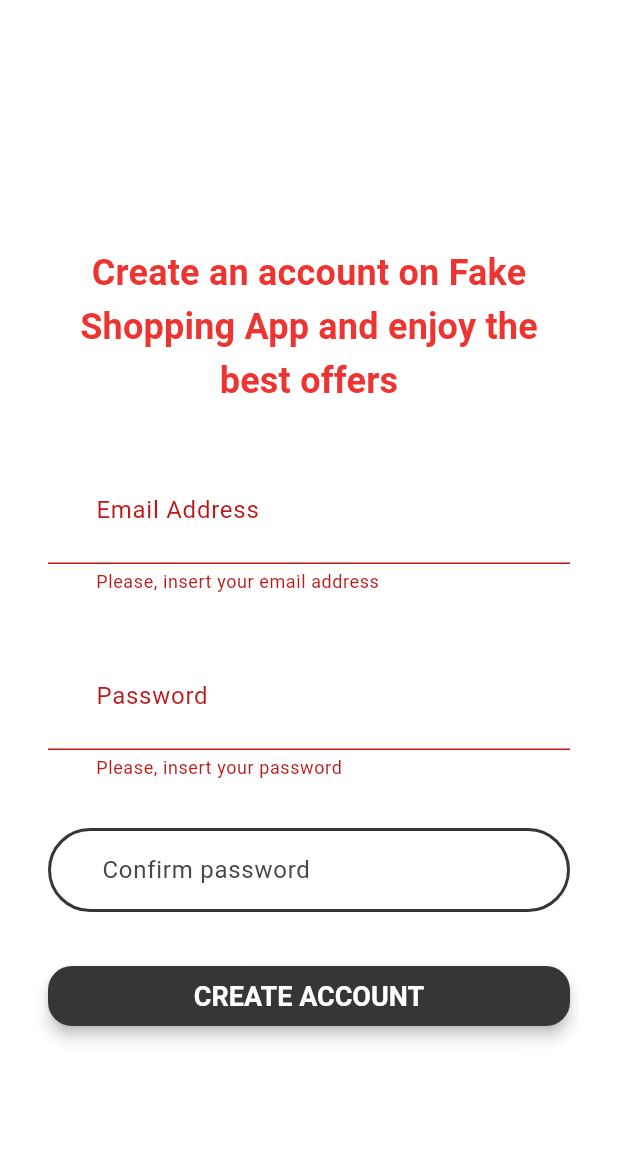
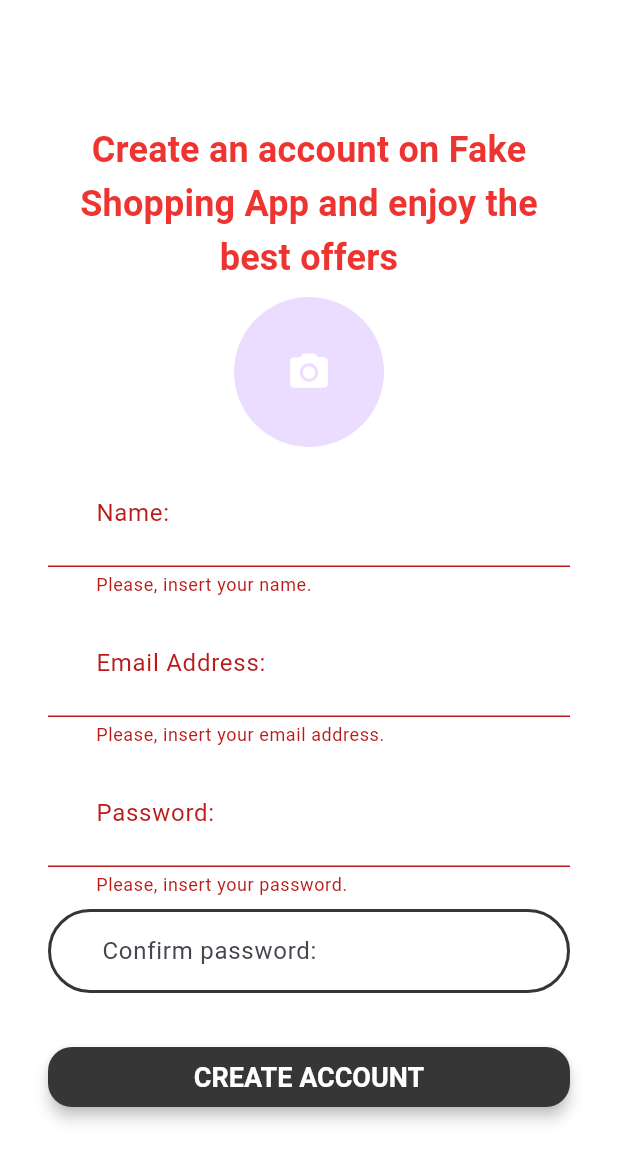
Before and after one commit to Luis-Lobo/Flutter_Products_Demo, a Flutter app: the CreateAccountPageUI screen opened by its route, after a tap on "CREATE ACCOUNT", on a phone screen of 412 x 824 dp. Shown: the top 1162 px of the screen. Run offline on Flutter 3.47's test engine with Material 3 defaults, Android fonts, the phone set to English and light mode, and no system bars; our stand-ins replace carousel_slider, cloud_firestore, dio, equatable, firebase_auth, firebase_storage and 6 more; missing offline and left inert: flutter_flavor; accounts and stored records are empty; generated files the repository leaves out were written again.

Commit message:
upload image

```diff
--- a/lib/main.dart
+++ b/lib/main.dart
@@ -4,6 +4,7 @@ import 'package:flutter/material.dart';
 import 'package:flutter_bloc/flutter_bloc.dart';
 import 'package:flutter_gen/gen_l10n/app_localizations.dart';
 import 'package:flutter_products_demo/src/core/factories/cubit_factories.dart';
+import 'package:flutter_products_demo/src/features/authentication/presentations/components/business_components/authentication_cubit.dart';
 import 'package:flutter_products_demo/src/features/authentication/presentations/user_interfaces/create_account_page_ui.dart';
 import 'package:flutter_products_demo/src/features/authentication/presentations/user_interfaces/login_page_ui.dart';
 import 'package:flutter_products_demo/src/features/products/domain/models/product_model.dart';
@@ -74,6 +75,9 @@ class MyApp extends StatelessWidget {
         BlocProvider<ProductsCubit>(
           create: (context) => CubitFactories.productsCubit,
         ),
+        BlocProvider<AuthenticationCubit>(
+          create: (context) => CubitFactories.authenticationCubit,
+        ),
       ],
       child: MaterialApp.router(
         title: 'Flutter Demo',
@@ -85,8 +89,6 @@ class MyApp extends StatelessWidget {
           useMaterial3: true,
         ),
         routerConfig: _router,
-     //   routeInformationParser: _router.routeInformationParser,
-     //   routerDelegate: _router.routerDelegate,
       ),
     );
   }
--- a/lib/src/core/factories/cubit_factories.dart
+++ b/lib/src/core/factories/cubit_factories.dart
@@ -7,6 +7,9 @@ import 'package:flutter_products_demo/src/core/services/application_http_client.
 import 'package:flutter_products_demo/src/core/services/dio_http_client_impl.dart';
 import 'package:flutter_products_demo/src/core/services/interceptors/application_interceptor_impl.dart';
 import 'package:flutter_products_demo/src/core/storage/application_storage_impl.dart';
+import 'package:flutter_products_demo/src/features/authentication/data/authentication_repository_impl.dart';
+import 'package:flutter_products_demo/src/features/authentication/domain/use_cases/authentication_use_case_impl.dart';
+import 'package:flutter_products_demo/src/features/authentication/presentations/components/business_components/authentication_cubit.dart';
 import 'package:flutter_products_demo/src/features/products/data/products_repositoyy_impl.dart';
 import 'package:flutter_products_demo/src/features/products/domain/use_cases/use_cases_products_impl.dart';
 import 'package:flutter_products_demo/src/features/products/presentations/bussiness_components/products_cubit.dart';
@@ -16,17 +19,23 @@ class CubitFactories {
   static get _baseUrl => FlavorConfig.instance.variables["baseUrl"];
 
   static ProductsCubit get productsCubit => ProductsCubit(
-        useCase:ProductsUseCaseImpl(
+        useCase: ProductsUseCaseImpl(
           repository: ProductsRepositoryImpl(
             httpClient: _getClient(),
           ),
         ),
       );
 
+  static AuthenticationCubit get authenticationCubit => AuthenticationCubit(
+        useCase: const AuthenticationUseCaseImpl(
+          repository: AuthenticationRepositoryImpl(),
+        ),
+      );
+
   static ApplicationHttpClient _getClient({String? baseUrl}) {
     final dio = Dio(
       BaseOptions(
-     //   baseUrl: baseUrl ?? _baseUrl,
+        //   baseUrl: baseUrl ?? _baseUrl,
         baseUrl: "https://fakestoreapi.com",
         connectTimeout: const Duration(milliseconds: 30000),
         receiveTimeout: const Duration(milliseconds: 30000),
@@ -36,8 +45,7 @@ class CubitFactories {
     dio.httpClientAdapter = IOHttpClientAdapter(
       createHttpClient: () {
         final client = HttpClient();
-        client.badCertificateCallback =
-            (X509Certificate cert, String host, int port) => true;
+        client.badCertificateCallback = (X509Certificate cert, String host, int port) => true;
         return client;
       },
     );
--- /dev/null
+++ b/lib/src/features/authentication/data/authentication_repository_impl.dart
@@ -0,0 +1,19 @@
+import 'dart:convert';
+import 'dart:developer' as developer;
+import 'dart:math';
+
+import 'package:crypto/crypto.dart';
+import 'package:dio/dio.dart';
+import 'package:flutter/foundation.dart';
+import 'package:flutter_products_demo/src/features/authentication/data/authentication_repository.dart';
+import 'package:flutter_products_demo/src/features/authentication/domain/model/user_model.dart';
+
+class AuthenticationRepositoryImpl implements AuthenticationRepository {
+  const AuthenticationRepositoryImpl();
+
+  @override
+  Future<UserModel?> getUser() {
+    throw UnimplementedError();
+  }
+
+}
--- /dev/null
+++ b/lib/src/features/authentication/domain/model/user_model.dart
@@ -0,0 +1,29 @@
+import 'package:equatable/equatable.dart';
+import 'package:json_annotation/json_annotation.dart';
+
+part 'user_model.g.dart';
+
+@JsonSerializable()
+class UserModel extends Equatable {
+  @JsonKey(name: 'name')
+  final String name;
+
+  @JsonKey(name: 'email')
+  final String email;
+
+  @JsonKey(name: 'photoUrl')
+  final String photoUrl;
+
+  const UserModel({
+    required this.name,
+    required this.email,
+    required this.photoUrl,
+  });
+
+  factory UserModel.fromJson(Map<String, dynamic> json) => _$UserModelFromJson(json);
+
+  Map<String, dynamic> toJson() => _$UserModelToJson(this);
+
+  @override
+  List<Object> get props => [name, email, photoUrl];
+}
--- /dev/null
+++ b/lib/src/features/authentication/domain/use_cases/authentication_use_case.dart
@@ -0,0 +1,5 @@
+import 'package:flutter_products_demo/src/features/authentication/domain/model/user_model.dart';
+
+abstract class AuthenticationUseCase {
+  Future<UserModel?> getUser();
+}
--- /dev/null
+++ b/lib/src/features/authentication/domain/use_cases/authentication_use_case_impl.dart
@@ -0,0 +1,20 @@
+import 'dart:developer' as developer;
+
+import 'package:flutter/foundation.dart';
+import 'package:flutter_products_demo/src/features/authentication/data/authentication_repository.dart';
+import 'package:flutter_products_demo/src/features/authentication/domain/model/user_model.dart';
+import 'package:flutter_products_demo/src/features/authentication/domain/use_cases/authentication_use_case.dart';
+
+class AuthenticationUseCaseImpl implements AuthenticationUseCase {
+  final AuthenticationRepository _repository;
+
+  const AuthenticationUseCaseImpl({
+    required AuthenticationRepository repository,
+  })  : _repository = repository;
+
+
+  @override
+  Future<UserModel?> getUser() => _repository.getUser();
+
+
+}
--- /dev/null
+++ b/lib/src/features/authentication/presentations/components/business_components/authentication_cubit.dart
@@ -0,0 +1,33 @@
+import 'package:flutter_bloc/flutter_bloc.dart';
+import 'package:flutter_products_demo/src/features/authentication/domain/use_cases/authentication_use_case.dart';
+import 'package:flutter_products_demo/src/features/authentication/presentations/components/business_components/authentication_state.dart';
+
+class AuthenticationCubit extends Cubit<AuthenticationState> {
+  final AuthenticationUseCase _useCase;
+
+  AuthenticationCubit({
+    required AuthenticationUseCase useCase,
+  })  : _useCase = useCase,
+        super(AuthenticationState.initial());
+
+  void getUser() async {
+    try {
+      emit(state.copyWith(uiState: AuthenticationUIState.loading));
+
+      final userModel = await _useCase.getUser();
+
+      if (userModel == null) {
+        emit(state.copyWith(uiState: AuthenticationUIState.error));
+        return;
+      }
+
+      emit(state.copyWith(
+        userModel: userModel,
+      ));
+    } catch (exception) {
+       emit(state.copyWith(
+        uiState: AuthenticationUIState.error,
+      ));
+    }
+  }
+}
--- /dev/null
+++ b/lib/src/features/authentication/presentations/components/business_components/authentication_state.dart
@@ -0,0 +1,45 @@
+import 'package:equatable/equatable.dart';
+import 'package:flutter_products_demo/src/features/authentication/domain/model/user_model.dart';
+import 'package:flutter_products_demo/src/features/products/domain/models/product_model.dart';
+
+class AuthenticationState extends Equatable {
+  final AuthenticationUIState uiState;
+  final UserModel? userModel;
+
+  factory AuthenticationState.initial() => const AuthenticationState(
+        uiState: AuthenticationUIState.initial,
+      );
+
+  const AuthenticationState({
+    required this.uiState,
+    this.userModel,
+  });
+
+  AuthenticationState copyWith({
+    AuthenticationUIState? uiState,
+    UserModel? userModel,
+  }) =>
+      AuthenticationState(
+        uiState: uiState ?? this.uiState,
+        userModel: userModel ?? this.userModel,
+      );
+
+  @override
+  List<Object?> get props => [
+        uiState,
+        userModel,
+      ];
+}
+
+enum AuthenticationUIState {
+  initial,
+  loading,
+  success,
+  error;
+
+  bool get isSuccess => this == AuthenticationUIState.success;
+
+  bool get hasError => this == AuthenticationUIState.error;
+
+  bool get isLoading => this == AuthenticationUIState.loading || this == AuthenticationUIState.initial;
+}
--- a/lib/src/features/authentication/presentations/user_interfaces/create_account_page_ui.dart
+++ b/lib/src/features/authentication/presentations/user_interfaces/create_account_page_ui.dart
@@ -1,7 +1,14 @@
+import 'package:cloud_firestore/cloud_firestore.dart';
 import 'package:firebase_auth/firebase_auth.dart';
+import 'package:firebase_storage/firebase_storage.dart';
 import 'package:flutter/material.dart';
+import 'package:flutter_products_demo/src/features/authentication/domain/model/user_model.dart';
+import 'package:flutter_products_demo/src/features/products/presentations/components/product_snack_bar.dart';
+import 'package:image_picker/image_picker.dart';
+import 'dart:io';
 import 'package:flutter_gen/gen_l10n/app_localizations.dart';
 import 'package:flutter_products_demo/src/core/components/product_button.dart';
+import 'package:flutter_products_demo/src/core/components/product_circular_progress_indicator.dart';
 import 'package:flutter_products_demo/src/core/components/product_text_form_field.dart';
 import 'package:flutter_products_demo/src/core/theme/application_colors.dart';
 import 'package:flutter_products_demo/src/core/theme/application_styles_constants.dart';
@@ -17,37 +24,72 @@ class CreateAccountPageUI extends StatefulWidget {
 
 class _CreateAccountPageUIState extends State<CreateAccountPageUI> {
   final _auth = FirebaseAuth.instance;
+  final _firestore = FirebaseFirestore.instance;
+  final _storage = FirebaseStorage.instance;
+
   final _formKey = GlobalKey<FormState>();
+  final _nameController = TextEditingController();
   final _emailController = TextEditingController();
   final _passwordController = TextEditingController();
-  final _passwordConfirmationController = TextEditingController();
+  final _confirmPasswordController = TextEditingController();
+  File? _image;
   bool _isLoading = false;
   String _errorMessage = "";
 
-  Future<void> createUser() async {
-    if (_formKey.currentState!.validate()) {
+  Future<void> registerUser() async {
+    final name = _nameController.text.trim();
+    final email = _emailController.text.trim();
+    final password = _passwordController.text.trim();
+
     setState(() {
       _isLoading = true;
     });
 
+    if (_formKey.currentState!.validate()) {
       try {
-        await _auth.createUserWithEmailAndPassword(
-          email: _emailController.text,
-          password: _passwordController.text,
+        UserCredential userCredential = await _auth.createUserWithEmailAndPassword(
+          email: email,
+          password: password,
         );
-        setState(() {
-          _errorMessage = '';
+
+        String uid = userCredential.user!.uid;
+
+        if (_image != null) {
+          String imageName = DateTime.now().millisecondsSinceEpoch.toString();
+          Reference file = _storage.ref().child("$name + _Photo").child(uid).child(imageName);
+
+          UploadTask uploadTask = file.putFile(_image!);
+          TaskSnapshot taskSnapshot = await uploadTask;
+
+          String photoUrl = await taskSnapshot.ref.getDownloadURL();
+
+          await _firestore.collection('users').doc(uid).set({'name': name, 'email': email, 'photoUrl': photoUrl});
+        } else {
+          await _firestore.collection('users').doc(uid).set({
+            'name': name,
+            'email': email,
           });
+        }
+
+        ScaffoldMessenger.of(context).showSnackBar(ProductSnackBar.showAdditionSnackBar(context: context, message: "User successfully registered"));
         context.go('/productsPage');
-      } catch (e) {
-        setState(() {
-          _errorMessage = 'Failed to register: ${e.toString()}';
-        });
-      } finally {
+      } catch (error) {
+        // ignore: avoid_print
+        print(error);
+        _errorMessage = "Error when trying to register user $error";
+      }
+    }
     setState(() {
       _isLoading = false;
     });
   }
+
+  Future<void> _pickImage() async {
+    final pickedFile = await ImagePicker().pickImage(source: ImageSource.camera);
+    if (pickedFile != null) {
+      setState(() {
+        _image = File(pickedFile.path);
+      });
     }
   }
 
@@ -64,7 +106,7 @@ class _CreateAccountPageUIState extends State<CreateAccountPageUI> {
             crossAxisAlignment: CrossAxisAlignment.stretch,
             mainAxisAlignment: MainAxisAlignment.center,
             children: [
-              const SizedBox(height: ApplicationStylesConstants.spacing32Sp),
+              const SizedBox(height: ApplicationStylesConstants.spacing4Sp),
               Flexible(
                 flex: 2,
                 child: Padding(
@@ -80,7 +122,37 @@ class _CreateAccountPageUIState extends State<CreateAccountPageUI> {
                   ),
                 ),
               ),
-              const SizedBox(height: ApplicationStylesConstants.spacing32Sp),
+              const SizedBox(height: ApplicationStylesConstants.spacing8Sp),
+              GestureDetector(
+                onTap: _pickImage,
+                child: CircleAvatar(
+                  radius: 50,
+                  backgroundImage: _image != null ? FileImage(_image!) : null,
+                  child: _image == null ? const Icon(Icons.camera_alt, size: 30, color: Colors.white) : null,
+                ),
+              ),
+              const SizedBox(height: ApplicationStylesConstants.spacing8Sp),
+              Flexible(
+                flex: 2,
+                child: Padding(
+                  padding: const EdgeInsets.symmetric(horizontal: 32.0),
+                  child: ProductTextFormField(
+                    hintText: l10n.name,
+                    labelText: l10n.name,
+                    keyboardType: TextInputType.emailAddress,
+                    validator: (value) {
+                      if (value == null || value.isEmpty) {
+                        return l10n.nameInsert;
+                      }
+                      return null;
+                    },
+                    onChanged: (value) {
+                      _nameController.text = value;
+                    },
+                  ),
+                ),
+              ),
+              const SizedBox(height: ApplicationStylesConstants.spacing8Sp),
               Flexible(
                 flex: 2,
                 child: Padding(
@@ -93,6 +165,9 @@ class _CreateAccountPageUIState extends State<CreateAccountPageUI> {
                       if (value == null || value.isEmpty) {
                         return l10n.emailAddressInsert;
                       }
+                      if (!RegExp(r'^[^@]+@[^@]+\.[^@]+').hasMatch(value)) {
+                        return l10n.emailAddressInvalid;
+                      }
                       return null;
                     },
                     onChanged: (value) {
@@ -101,7 +176,7 @@ class _CreateAccountPageUIState extends State<CreateAccountPageUI> {
                   ),
                 ),
               ),
-              const SizedBox(height: ApplicationStylesConstants.spacing32Sp),
+              const SizedBox(height: ApplicationStylesConstants.spacing8Sp),
               Flexible(
                 flex: 2,
                 child: Padding(
@@ -125,7 +200,7 @@ class _CreateAccountPageUIState extends State<CreateAccountPageUI> {
                   ),
                 ),
               ),
-              const SizedBox(height: ApplicationStylesConstants.spacing32Sp),
+              const SizedBox(height: ApplicationStylesConstants.spacing8Sp),
               Flexible(
                 flex: 2,
                 child: Padding(
@@ -141,7 +216,7 @@ class _CreateAccountPageUIState extends State<CreateAccountPageUI> {
                       return null;
                     },
                     onChanged: (value) {
-                      _passwordConfirmationController.text = value;
+                      _confirmPasswordController.text = value;
                     },
                   ),
                 ),
@@ -152,11 +227,11 @@ class _CreateAccountPageUIState extends State<CreateAccountPageUI> {
                 child: Padding(
                   padding: const EdgeInsets.symmetric(horizontal: 32.0),
                   child: _isLoading
-                      ? const CircularProgressIndicator()
+                      ? const ProductCircularProgressIndicator()
                       : ProductButton(
                           textButton: l10n.createAccount,
                           borderRadius: BorderRadius.circular(16.0),
-                          onPressed: createUser,
+                          onPressed: registerUser,
                         ),
                 ),
               ),
--- a/lib/src/features/authentication/presentations/user_interfaces/login_page_ui.dart
+++ b/lib/src/features/authentication/presentations/user_interfaces/login_page_ui.dart
@@ -2,6 +2,7 @@ import 'package:firebase_auth/firebase_auth.dart';
 import 'package:flutter/material.dart';
 import 'package:flutter_gen/gen_l10n/app_localizations.dart';
 import 'package:flutter_products_demo/src/core/components/product_button.dart';
+import 'package:flutter_products_demo/src/core/components/product_circular_progress_indicator.dart';
 import 'package:flutter_products_demo/src/core/components/product_text_form_field.dart';
 import 'package:flutter_products_demo/src/core/theme/application_colors.dart';
 import 'package:flutter_products_demo/src/core/theme/application_styles_constants.dart';
@@ -156,7 +157,7 @@ class _LoginPageUiState extends State<LoginPageUi> {
                   child: Padding(
                     padding: const EdgeInsets.symmetric(horizontal: 32.0),
                     child: _isLoading?
-                    const CircularProgressIndicator()
+                    const ProductCircularProgressIndicator()
                     :ProductButton(
                       textButton: l10n.signIn,
                       borderRadius: BorderRadius.circular(16.0),
--- a/pubspec.yaml
+++ b/pubspec.yaml
@@ -49,6 +49,9 @@ dependencies:
   flutter_hooks: ^0.20.5
   firebase_auth: ^5.3.1
   firebase_core: ^3.6.0
+  firebase_storage: ^12.3.4
+  cloud_firestore: ^5.4.4
+  image_picker: ^1.1.2
   carousel_slider: ^5.0.0
 
 
```
Also changed, not shown: lib/src/core/components/product_circular_progress_indicator.dart (added, +21 -0 lines), lib/src/core/components/product_drawer.dart (+32 -2 lines), lib/src/core/l10n/app_en.arb (+9 -7 lines), lib/src/features/authentication/data/authentication_repository.dart (added, +9 -0 lines), lib/src/features/authentication/domain/model/user_model.g.dart (added), pubspec.lock, 6 other files. Lines whose indentation alone changed are shown as unchanged.
